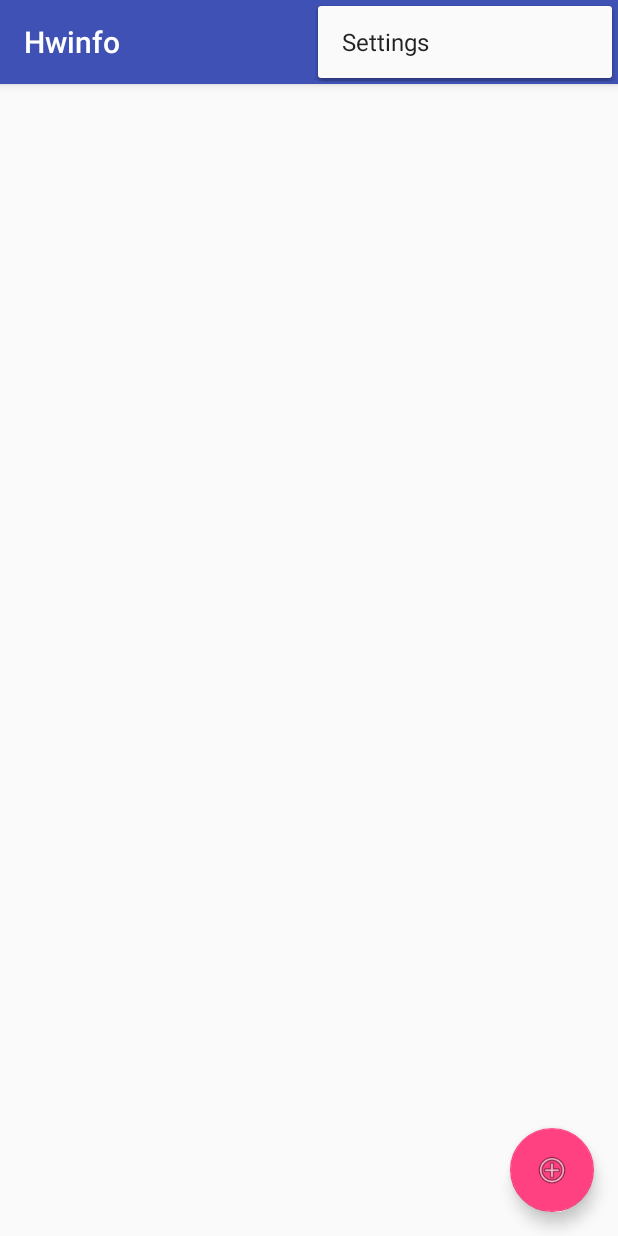
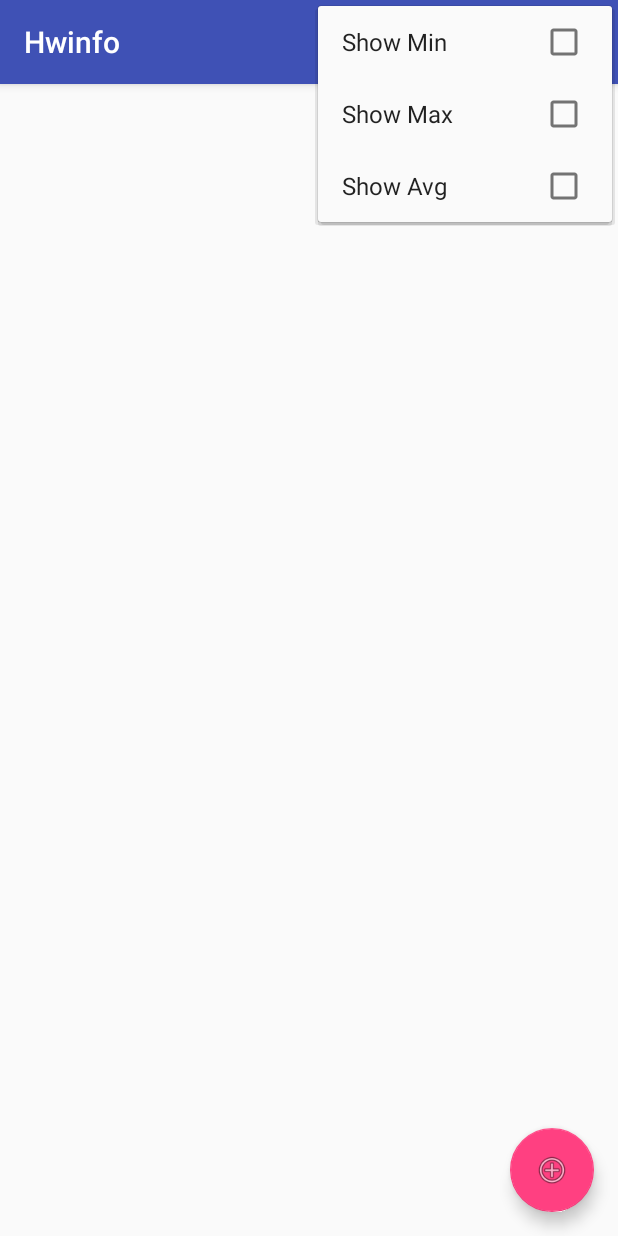
Before and after one commit to jasondorjeshort/Claviger, an Android app: the screen it shows after launch (IpActivity), with the options menu open, on a phone screen of 412 x 824 dp. Run offline under Robolectric (Android 15) with nearby library versions, the phone set to English and light mode, and no system bars.

Commit message:
Options to show min/max/avg.

```diff
--- a/app/src/main/java/com/dorjesoft/hwinforeader/IpActivity.java
+++ b/app/src/main/java/com/dorjesoft/hwinforeader/IpActivity.java
@@ -29,6 +29,11 @@ public class IpActivity extends AppCompatActivity implements Hwinfo.Callback {
 
     private TableLayout mTable;
 
+    private final String PREFS_SHOW_MIN = "show_min";
+    private final String PREFS_SHOW_MAX = "show_max";
+    private final String PREFS_SHOW_AVG = "show_avg";
+    private boolean mShowMin, mShowMax, mShowAvg;
+
     protected void loadReaders() {
         SharedPreferences prefs = getSharedPreferences(PREFS, Context.MODE_PRIVATE);
         for (int i = 0; ; i++) {
@@ -48,6 +53,21 @@ public class IpActivity extends AppCompatActivity implements Hwinfo.Callback {
 
             mReaders.add(new StandardReader(++mMaxId, this, DEFAULT_IP, DEFAULT_PORT));
         }
+
+        mShowMin = prefs.getBoolean(PREFS_SHOW_MIN, false);
+        mShowMax = prefs.getBoolean(PREFS_SHOW_MAX, false);
+        mShowAvg = prefs.getBoolean(PREFS_SHOW_AVG, false);
+
+        mTable.setColumnCollapsed(1, !mShowMin);
+        mTable.setColumnCollapsed(2, !mShowMax);
+        mTable.setColumnCollapsed(3, !mShowAvg);
+
+        if (false) {
+            MenuItem item;
+            ((MenuItem) findViewById(R.id.action_show_min)).setChecked(mShowMin);
+            ((MenuItem) findViewById(R.id.action_show_max)).setChecked(mShowMax);
+            ((MenuItem) findViewById(R.id.action_show_avg)).setChecked(mShowAvg);
+        }
     }
 
     protected void saveReaders() {
@@ -59,6 +79,11 @@ public class IpActivity extends AppCompatActivity implements Hwinfo.Callback {
             editor.putString(PREFS_IP + i, r.getIp());
             editor.putInt(PREFS_PORT + i, r.getPort());
         }
+
+        editor.putBoolean(PREFS_SHOW_MIN, mShowMin);
+        editor.putBoolean(PREFS_SHOW_MAX, mShowMax);
+        editor.putBoolean(PREFS_SHOW_AVG, mShowAvg);
+
         editor.apply();
     }
 
@@ -113,6 +138,11 @@ public class IpActivity extends AppCompatActivity implements Hwinfo.Callback {
     public boolean onCreateOptionsMenu(Menu menu) {
         // Inflate the menu; this adds items to the action bar if it is present.
         getMenuInflater().inflate(R.menu.menu_ip, menu);
+
+        menu.findItem(R.id.action_show_min).setChecked(mShowMin);
+        menu.findItem(R.id.action_show_max).setChecked(mShowMax);
+        menu.findItem(R.id.action_show_avg).setChecked(mShowAvg);
+
         return true;
     }
 
@@ -124,7 +154,22 @@ public class IpActivity extends AppCompatActivity implements Hwinfo.Callback {
         int id = item.getItemId();
 
         //noinspection SimplifiableIfStatement
-        if (id == R.id.action_settings) {
+        if (id == R.id.action_show_min) {
+            mShowMin = !mShowMin;
+            item.setChecked(mShowMin);
+            mTable.setColumnCollapsed(1, !mShowMin);
+            return true;
+        }
+        if (id == R.id.action_show_max) {
+            mShowMax = !mShowMax;
+            item.setChecked(mShowMax);
+            mTable.setColumnCollapsed(2, !mShowMax);
+            return true;
+        }
+        if (id == R.id.action_show_avg) {
+            mShowAvg = !mShowAvg;
+            item.setChecked(mShowAvg);
+            mTable.setColumnCollapsed(3, !mShowAvg);
             return true;
         }
 
@@ -144,6 +189,21 @@ public class IpActivity extends AppCompatActivity implements Hwinfo.Callback {
             tv.setText(r.format());
             tr.addView(tv);
 
+            tv = new TextView(this);
+            tv.setTag(r.getLabelOrig() + " min");
+            tv.setText(r.formatMin());
+            tr.addView(tv);
+
+            tv = new TextView(this);
+            tv.setTag(r.getLabelOrig() + " max");
+            tv.setText(r.formatMax());
+            tr.addView(tv);
+
+            tv = new TextView(this);
+            tv.setTag(r.getLabelOrig() + " avg");
+            tv.setText(r.formatAvg());
+            tr.addView(tv);
+
             mTable.addView(tr);
         }
 
@@ -159,6 +219,15 @@ public class IpActivity extends AppCompatActivity implements Hwinfo.Callback {
             }
 
             tv.setText(r.format());
+
+            tv = (TextView) mTable.findViewWithTag(r.getLabelOrig() + " min");
+            tv.setText(r.formatMin());
+
+            tv = (TextView) mTable.findViewWithTag(r.getLabelOrig() + " max");
+            tv.setText(r.formatMax());
+
+            tv = (TextView) mTable.findViewWithTag(r.getLabelOrig() + " avg");
+            tv.setText(r.formatAvg());
         }
     }
 
--- a/app/src/main/res/menu/menu_ip.xml
+++ b/app/src/main/res/menu/menu_ip.xml
@@ -3,8 +3,24 @@
     xmlns:tools="http://schemas.android.com/tools"
     tools:context="com.dorjesoft.hwinforeader.IpActivity">
     <item
-        android:id="@+id/action_settings"
+        android:id="@+id/action_show_min"
+        android:checkable="true"
+        android:icon="@android:drawable/ic_menu_preferences"
         android:orderInCategory="100"
-        android:title="@string/action_settings"
+        android:title="Show Min"
+        app:showAsAction="never" />
+    <item
+        android:id="@+id/action_show_max"
+        android:checkable="true"
+        android:icon="@android:drawable/ic_menu_preferences"
+        android:orderInCategory="101"
+        android:title="Show Max"
+        app:showAsAction="never" />
+    <item
+        android:id="@+id/action_show_avg"
+        android:checkable="true"
+        android:icon="@android:drawable/ic_menu_preferences"
+        android:orderInCategory="102"
+        android:title="Show Avg"
         app:showAsAction="never" />
 </menu>
```
